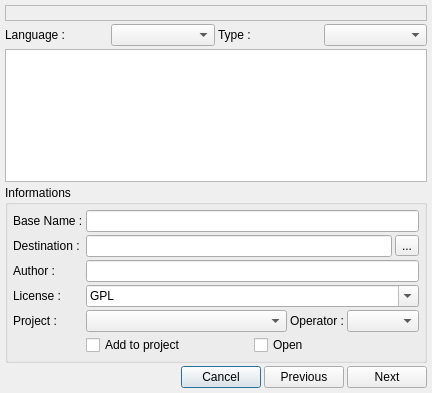
Old version of the form v2/trunk/monkey/src/templatesmanager/ui/UITemplatesWizard.ui in the repository testmana2/mks.
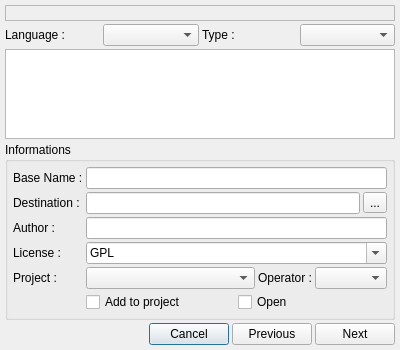
New version of the form. Custom widgets are drawn as their Qt base class.

Commit message: update all margins to 5 and spacings to 3 when possible

```diff
--- a/v2/trunk/monkey/src/templatesmanager/ui/UITemplatesWizard.ui
+++ b/v2/trunk/monkey/src/templatesmanager/ui/UITemplatesWizard.ui
@@ -5,8 +5,8 @@
    <rect>
     <x>0</x>
     <y>0</y>
-    <width>432</width>
-    <height>393</height>
+    <width>400</width>
+    <height>350</height>
    </rect>
   </property>
   <property name="windowTitle" >
@@ -181,6 +181,9 @@
           </item>
           <item row="1" column="1" >
            <layout class="QHBoxLayout" >
+            <property name="spacing" >
+             <number>3</number>
+            </property>
             <item>
              <widget class="QLineEdit" name="leDestination" >
               <property name="toolTip" >
@@ -260,6 +263,9 @@
           </item>
           <item row="4" column="1" >
            <layout class="QHBoxLayout" >
+            <property name="spacing" >
+             <number>3</number>
+            </property>
             <item>
              <widget class="pTreeComboBox" name="cbProjects" >
               <property name="sizePolicy" >
```
The commit also changes 21 other files.
